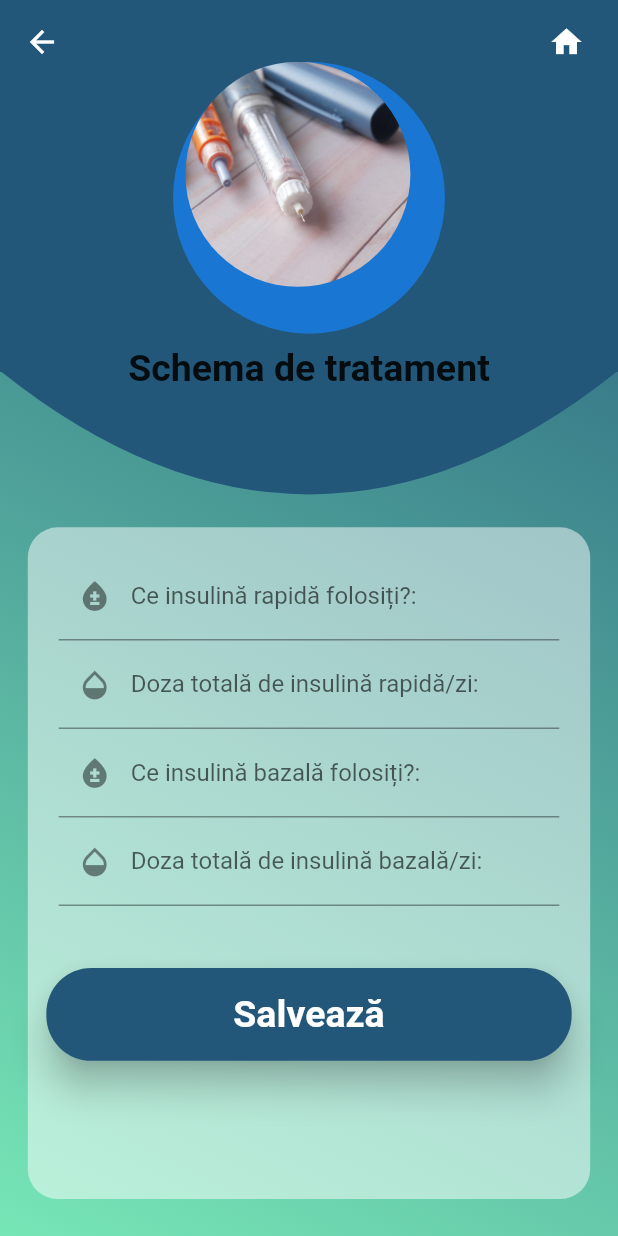
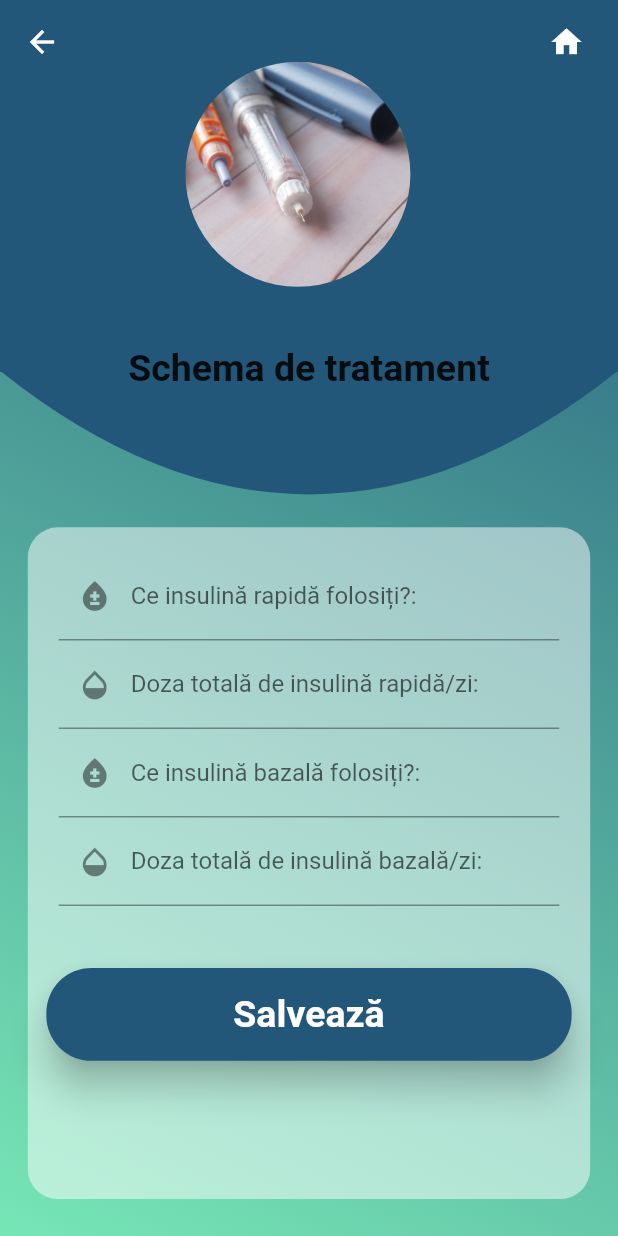
Before and after one commit to Andreeamcr/sugarbetes, a Flutter app: the InsulinPage screen opened by its route, on a phone screen of 412 x 824 dp. Run offline on Flutter 3.47's test engine with Material 2 defaults, Android fonts, the phone set to English and light mode, and no system bars; our stand-ins replace cloud_firestore, firebase_auth, firebase_core, flutter_svg, modal_progress_hud_nsn; accounts and stored records are empty; Roboto replaces fonts that are missing (MontserratAlternates); project files that could hold a hidden picture were left out.

Commit message:
background color of circle avatar changed

```diff
--- a/Project/lib/components/custom_circle_avatar.dart
+++ b/Project/lib/components/custom_circle_avatar.dart
@@ -1,5 +1,6 @@
 import 'package:flutter/material.dart';
 import 'package:sugarbetes/components/custom_clipper.dart';
+import 'package:sugarbetes/utils/constants.dart';
 
 class MyCircleAvatar extends StatelessWidget {
   MyCircleAvatar({required this.imageUrl});
@@ -20,6 +21,7 @@ class MyCircleAvatar extends StatelessWidget {
         ),
       ),
       radius: height * 0.11,
+      backgroundColor: kFullNavyBlue,
     );
   }
 }
```
Also changed, not shown: Project/lib/screens/settings_screen.dart (added).
